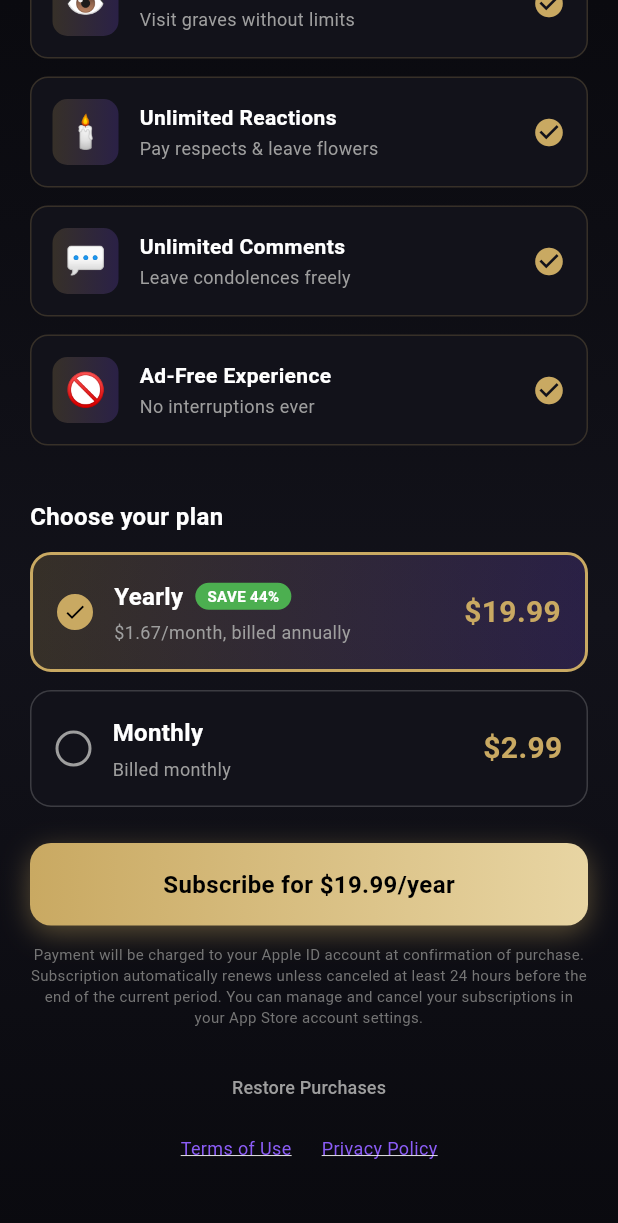
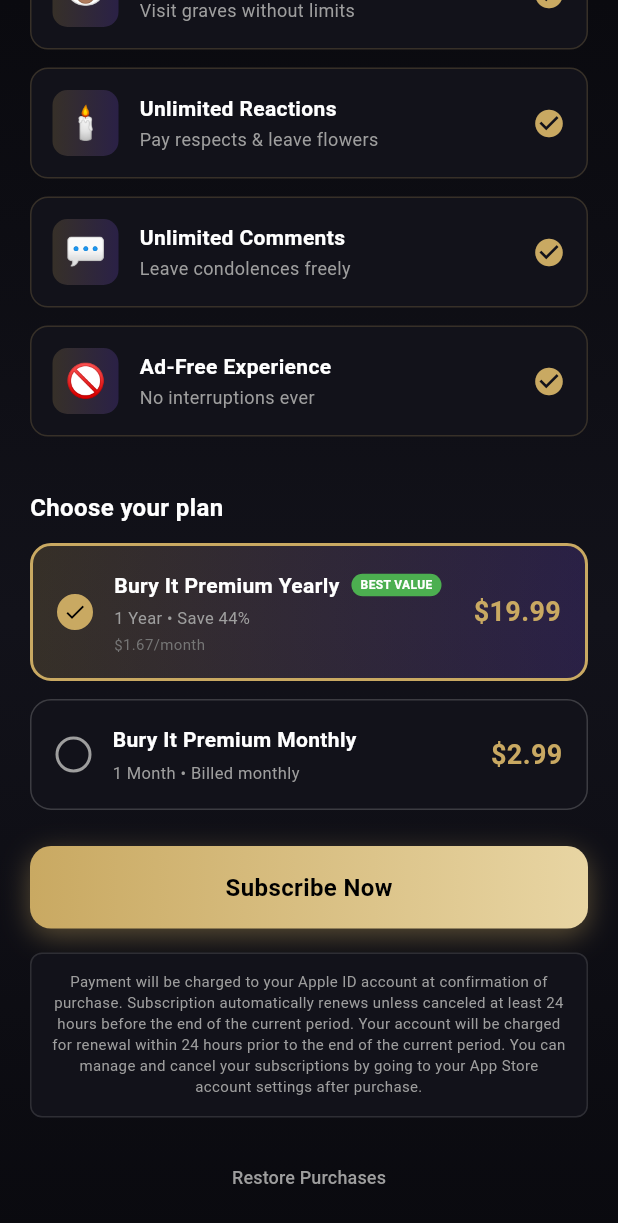
Before and after one commit to catduel/bury_it, a Flutter app: the PremiumScreen screen opened directly, scrolled down 511 dp, on a phone screen of 412 x 824 dp. Shown: the top 1223 px of the screen. Run offline on Flutter 3.47's test engine with Material 3 defaults, Android fonts, the phone set to English and light mode, and no system bars; drawn by our look-alikes of flutter_animate; our stand-ins replace in_app_purchase, supabase_flutter; accounts and stored records are empty; Roboto replaces fonts that are missing (SF Pro Display).

Commit message:
Fix IAP and add all required subscription info

```diff
--- a/lib/screens/premium_screen.dart
+++ b/lib/screens/premium_screen.dart
@@ -14,6 +14,7 @@
 class _PremiumScreenState extends State<PremiumScreen> {
   String _selectedPlan = 'yearly';
   bool _isLoading = false;
+  bool _isInitializing = true;
 
   static const String _termsUrl = 'https://www.apple.com/legal/internet-services/itunes/dev/stdeula/';
   static const String _privacyUrl = 'https://github.com/catduel/bury_it/blob/master/privacy-policy.md';
@@ -47,7 +48,9 @@
       }
     };
 
-    if (mounted) setState(() {});
+    if (mounted) {
+      setState(() => _isInitializing = false);
+    }
   }
 
   Future<void> _purchase() async {
@@ -94,6 +97,8 @@
   @override
   Widget build(BuildContext context) {
     final isPremium = SupabaseService.isPremium;
+    final monthlyPrice = PurchaseService.getPrice(PurchaseService.monthlyProductId);
+    final yearlyPrice = PurchaseService.getPrice(PurchaseService.yearlyProductId);
 
     return Scaffold(
       body: Container(
@@ -154,18 +159,18 @@
 
                 const SizedBox(height: 24),
 
-                // Title
+                // Title - REQUIRED: Subscription Name
                 ShaderMask(
                   shaderCallback: (bounds) => const LinearGradient(
                     colors: [Color(0xFFC9A962), Color(0xFFE8D5A3), Color(0xFFC9A962)],
                   ).createShader(bounds),
                   child: const Text(
-                    'PREMIUM',
+                    'BURY IT PREMIUM',
                     style: TextStyle(
-                      fontSize: 32,
+                      fontSize: 28,
                       fontWeight: FontWeight.bold,
                       color: Colors.white,
-                      letterSpacing: 6,
+                      letterSpacing: 4,
                     ),
                   ),
                 ).animate().fadeIn(delay: 200.ms),
@@ -226,24 +231,27 @@
 
                   const SizedBox(height: 12),
 
-                  // Yearly Plan
+                  // Yearly Plan - REQUIRED: Name, Duration, Price
                   _buildPlanCard(
                     isSelected: _selectedPlan == 'yearly',
-                    title: 'Yearly',
-                    subtitle: '\$1.67/month, billed annually',
-                    price: PurchaseService.getPrice(PurchaseService.yearlyProductId),
-                    badge: 'SAVE 44%',
+                    title: 'Bury It Premium Yearly',
+                    duration: '1 Year',
+                    subtitle: 'Save 44%',
+                    price: yearlyPrice,
+                    pricePerMonth: '\$1.67/month',
+                    badge: 'BEST VALUE',
                     onTap: () => setState(() => _selectedPlan = 'yearly'),
                   ),
 
                   const SizedBox(height: 12),
 
-                  // Monthly Plan
+                  // Monthly Plan - REQUIRED: Name, Duration, Price
                   _buildPlanCard(
                     isSelected: _selectedPlan == 'monthly',
-                    title: 'Monthly',
+                    title: 'Bury It Premium Monthly',
+                    duration: '1 Month',
                     subtitle: 'Billed monthly',
-                    price: PurchaseService.getPrice(PurchaseService.monthlyProductId),
+                    price: monthlyPrice,
                     onTap: () => setState(() => _selectedPlan = 'monthly'),
                   ),
 
@@ -251,7 +259,7 @@
 
                   // Subscribe Button
                   GestureDetector(
-                    onTap: _isLoading ? null : _purchase,
+                    onTap: (_isLoading || _isInitializing) ? null : _purchase,
                     child: Container(
                       width: double.infinity,
                       padding: const EdgeInsets.symmetric(vertical: 16),
@@ -269,16 +277,14 @@
                         ],
                       ),
                       child: Center(
-                        child: _isLoading
+                        child: (_isLoading || _isInitializing)
                             ? const SizedBox(
                                 width: 24,
                                 height: 24,
                                 child: CircularProgressIndicator(color: Colors.black, strokeWidth: 2),
                               )
                             : Text(
-                                _selectedPlan == 'yearly'
-                                    ? 'Subscribe for ${PurchaseService.getPrice(PurchaseService.yearlyProductId)}/year'
-                                    : 'Subscribe for ${PurchaseService.getPrice(PurchaseService.monthlyProductId)}/month',
+                                'Subscribe Now',
                                 style: const TextStyle(
                                   color: Colors.black,
                                   fontSize: 16,
@@ -289,15 +295,24 @@
                     ),
                   ).animate().fadeIn(delay: 600.ms),
 
-                  const SizedBox(height: 12),
+                  const SizedBox(height: 16),
 
-                  // Subscription Info
-                  Text(
-                    'Payment will be charged to your Apple ID account at confirmation of purchase. '
-                    'Subscription automatically renews unless canceled at least 24 hours before the end of the current period. '
-                    'You can manage and cancel your subscriptions in your App Store account settings.',
-                    style: TextStyle(color: Colors.grey[600], fontSize: 10),
-                    textAlign: TextAlign.center,
+                  // REQUIRED: Subscription Terms
+                  Container(
+                    padding: const EdgeInsets.all(12),
+                    decoration: BoxDecoration(
+                      color: const Color(0xFF12121A),
+                      borderRadius: BorderRadius.circular(8),
+                      border: Border.all(color: Colors.grey.withOpacity(0.2)),
+                    ),
+                    child: Text(
+                      'Payment will be charged to your Apple ID account at confirmation of purchase. '
+                      'Subscription automatically renews unless canceled at least 24 hours before the end of the current period. '
+                      'Your account will be charged for renewal within 24 hours prior to the end of the current period. '
+                      'You can manage and cancel your subscriptions by going to your App Store account settings after purchase.',
+                      style: TextStyle(color: Colors.grey[500], fontSize: 10, height: 1.4),
+                      textAlign: TextAlign.center,
+                    ),
                   ),
 
                   const SizedBox(height: 16),
@@ -311,16 +326,16 @@
                     ),
                   ),
 
-                  const SizedBox(height: 8),
+                  const SizedBox(height: 12),
 
-                  // Terms and Privacy Links - REQUIRED BY APPLE
+                  // REQUIRED: Terms and Privacy Links
                   Row(
                     mainAxisAlignment: MainAxisAlignment.center,
                     children: [
                       GestureDetector(
                         onTap: () => _openUrl(_termsUrl),
                         child: const Text(
-                          'Terms of Use',
+                          'Terms of Use (EULA)',
                           style: TextStyle(
                             color: Color(0xFF8B5CF6),
                             fontSize: 12,
@@ -356,8 +371,10 @@
   Widget _buildPlanCard({
     required bool isSelected,
     required String title,
+    required String duration,
     required String subtitle,
     required String price,
+    String? pricePerMonth,
     String? badge,
     required VoidCallback onTap,
   }) {
@@ -401,23 +418,38 @@
                 children: [
                   Row(
                     children: [
-                      Text(title, style: const TextStyle(color: Colors.white, fontSize: 16, fontWeight: FontWeight.w600)),
+                      Flexible(
+                        child: Text(
+                          title,
+                          style: const TextStyle(color: Colors.white, fontSize: 14, fontWeight: FontWeight.w600),
+                        ),
+                      ),
                       if (badge != null) ...[
                         const SizedBox(width: 8),
                         Container(
-                          padding: const EdgeInsets.symmetric(horizontal: 8, vertical: 2),
-                          decoration: BoxDecoration(color: Colors.green, borderRadius: BorderRadius.circular(10)),
-                          child: Text(badge, style: const TextStyle(color: Colors.white, fontSize: 10, fontWeight: FontWeight.bold)),
+                          padding: const EdgeInsets.symmetric(horizontal: 6, vertical: 2),
+                          decoration: BoxDecoration(color: Colors.green, borderRadius: BorderRadius.circular(8)),
+                          child: Text(badge, style: const TextStyle(color: Colors.white, fontSize: 8, fontWeight: FontWeight.bold)),
                         ),
                       ],
                     ],
                   ),
                   const SizedBox(height: 4),
-                  Text(subtitle, style: const TextStyle(color: Colors.grey, fontSize: 12)),
+                  Text(
+                    '$duration • $subtitle',
+                    style: const TextStyle(color: Colors.grey, fontSize: 11),
+                  ),
+                  if (pricePerMonth != null) ...[
+                    const SizedBox(height: 2),
+                    Text(
+                      pricePerMonth,
+                      style: TextStyle(color: Colors.grey[600], fontSize: 10),
+                    ),
+                  ],
                 ],
               ),
             ),
-            Text(price, style: const TextStyle(color: Color(0xFFC9A962), fontSize: 20, fontWeight: FontWeight.bold)),
+            Text(price, style: const TextStyle(color: Color(0xFFC9A962), fontSize: 18, fontWeight: FontWeight.bold)),
           ],
         ),
       ),
--- a/lib/services/purchase_service.dart
+++ b/lib/services/purchase_service.dart
@@ -1,5 +1,5 @@
 import 'dart:async';
-import 'dart:io';
+import 'package:flutter/foundation.dart';
 import 'package:in_app_purchase/in_app_purchase.dart';
 import 'supabase_service.dart';
 
@@ -15,16 +15,23 @@
 
   static List<ProductDetails> products = [];
   static bool isAvailable = false;
+  static bool isInitialized = false;
+  static String? initError;
 
   // Purchase callback
   static Function(bool success, String message)? onPurchaseUpdate;
 
   /// Initialize purchase service
   static Future<void> initialize() async {
+    if (isInitialized) return;
+
+    try {
       isAvailable = await _iap.isAvailable();
 
       if (!isAvailable) {
-      print('IAP: Store not available');
+        initError = 'Store not available';
+        debugPrint('IAP: Store not available');
+        isInitialized = true;
         return;
       }
 
@@ -32,40 +39,74 @@
       _subscription = _iap.purchaseStream.listen(
         _handlePurchaseUpdate,
         onDone: () => _subscription?.cancel(),
-      onError: (error) => print('IAP Error: $error'),
+        onError: (error) {
+          debugPrint('IAP Stream Error: $error');
+        },
       );
 
       // Load products
       await loadProducts();
+      isInitialized = true;
+    } catch (e) {
+      initError = e.toString();
+      debugPrint('IAP Init Error: $e');
+      isInitialized = true;
+    }
   }
 
   /// Load products from App Store
   static Future<void> loadProducts() async {
-    if (!isAvailable) return;
+    if (!isAvailable) {
+      debugPrint('IAP: Cannot load products - store not available');
+      return;
+    }
 
     try {
+      debugPrint('IAP: Loading products: $_productIds');
       final response = await _iap.queryProductDetails(_productIds);
 
       if (response.error != null) {
-        print('IAP: Error loading products: ${response.error}');
+        debugPrint('IAP: Error loading products: ${response.error}');
+        initError = response.error?.message;
         return;
       }
 
       if (response.notFoundIDs.isNotEmpty) {
-        print('IAP: Products not found: ${response.notFoundIDs}');
+        debugPrint('IAP: Products not found: ${response.notFoundIDs}');
       }
 
       products = response.productDetails;
-      print('IAP: Loaded ${products.length} products');
+      debugPrint('IAP: Loaded ${products.length} products');
+
+      for (var p in products) {
+        debugPrint('IAP: Product: ${p.id} - ${p.title} - ${p.price}');
+      }
     } catch (e) {
-      print('IAP: Load error: $e');
+      debugPrint('IAP: Load error: $e');
+      initError = e.toString();
     }
   }
 
   /// Purchase a subscription
   static Future<bool> purchase(String productId) async {
+    // Re-initialize if needed
+    if (!isInitialized) {
+      await initialize();
+    }
+
     if (!isAvailable) {
-      onPurchaseUpdate?.call(false, 'Store not available');
+      onPurchaseUpdate?.call(false, 'Store not available. Please try again later.');
+      return false;
+    }
+
+    // Reload products if empty
+    if (products.isEmpty) {
+      debugPrint('IAP: Products empty, reloading...');
+      await loadProducts();
+    }
+
+    if (products.isEmpty) {
+      onPurchaseUpdate?.call(false, 'Unable to load products. Please try again.');
       return false;
     }
 
@@ -73,16 +114,21 @@
     try {
       product = products.firstWhere((p) => p.id == productId);
     } catch (e) {
-      onPurchaseUpdate?.call(false, 'Product not found');
+      debugPrint('IAP: Product not found: $productId');
+      debugPrint('IAP: Available products: ${products.map((p) => p.id).toList()}');
+      onPurchaseUpdate?.call(false, 'Product not available. Please try again.');
       return false;
     }
 
     try {
+      debugPrint('IAP: Purchasing ${product.id}');
       final purchaseParam = PurchaseParam(productDetails: product);
-      return await _iap.buyNonConsumable(purchaseParam: purchaseParam);
+      final result = await _iap.buyNonConsumable(purchaseParam: purchaseParam);
+      debugPrint('IAP: Purchase initiated: $result');
+      return result;
     } catch (e) {
-      print('IAP: Purchase error: $e');
-      onPurchaseUpdate?.call(false, 'Purchase failed');
+      debugPrint('IAP: Purchase error: $e');
+      onPurchaseUpdate?.call(false, 'Purchase failed. Please try again.');
       return false;
     }
   }
@@ -90,7 +136,7 @@
   /// Handle purchase updates
   static void _handlePurchaseUpdate(List<PurchaseDetails> purchases) async {
     for (final purchase in purchases) {
-      print('IAP: ${purchase.productID} - ${purchase.status}');
+      debugPrint('IAP: Update - ${purchase.productID} - ${purchase.status}');
 
       switch (purchase.status) {
         case PurchaseStatus.pending:
@@ -107,28 +153,45 @@
           break;
 
         case PurchaseStatus.error:
-          onPurchaseUpdate?.call(false, purchase.error?.message ?? 'Error');
+          final errorMsg = purchase.error?.message ?? 'Purchase error';
+          debugPrint('IAP: Error - $errorMsg');
+          onPurchaseUpdate?.call(false, errorMsg);
           break;
 
         case PurchaseStatus.canceled:
-          onPurchaseUpdate?.call(false, 'Canceled');
+          onPurchaseUpdate?.call(false, 'Purchase canceled');
           break;
       }
 
       // Complete the purchase
       if (purchase.pendingCompletePurchase) {
+        try {
           await _iap.completePurchase(purchase);
+          debugPrint('IAP: Purchase completed');
+        } catch (e) {
+          debugPrint('IAP: Complete purchase error: $e');
+        }
       }
     }
   }
 
   /// Restore purchases
   static Future<void> restorePurchases() async {
+    if (!isInitialized) {
+      await initialize();
+    }
+
     if (!isAvailable) {
       onPurchaseUpdate?.call(false, 'Store not available');
       return;
     }
+
+    try {
       await _iap.restorePurchases();
+    } catch (e) {
+      debugPrint('IAP: Restore error: $e');
+      onPurchaseUpdate?.call(false, 'Restore failed. Please try again.');
+    }
   }
 
   /// Get formatted price
@@ -144,5 +207,6 @@
   /// Dispose
   static void dispose() {
     _subscription?.cancel();
+    isInitialized = false;
   }
 }
```
Lines whose indentation alone changed are shown as unchanged.
